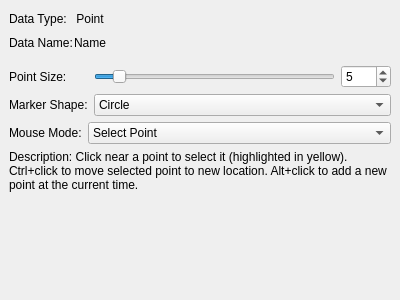
This is src/WhiskerToolbox/Media_Widget/UI/SubWidgets/MediaPoint_Widget/MediaPoint_Widget.ui in paulmthompson/WhiskerToolbox as Qt 5 draws it before an edit. The edited form follows.
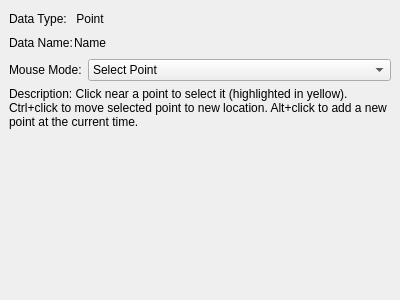
This is the edited form. Custom widgets are drawn as their Qt base class.

Commit message: use core plotting point style instead of bespoke in media widget

The edit to the form file:
```diff
--- a/src/WhiskerToolbox/Media_Widget/UI/SubWidgets/MediaPoint_Widget/MediaPoint_Widget.ui
+++ b/src/WhiskerToolbox/Media_Widget/UI/SubWidgets/MediaPoint_Widget/MediaPoint_Widget.ui
@@ -108,130 +108,6 @@
      </item>
     </layout>
    </item>
-   <item>
-    <widget class="ColorPicker_Widget" name="color_picker" native="true">
-     <property name="sizePolicy">
-      <sizepolicy hsizetype="Expanding" vsizetype="Fixed">
-       <horstretch>0</horstretch>
-       <verstretch>0</verstretch>
-      </sizepolicy>
-     </property>
-    </widget>
-   </item>
-   <item>
-    <layout class="QGridLayout" name="point_settings_layout">
-     <property name="sizeConstraint">
-      <enum>QLayout::SizeConstraint::SetDefaultConstraint</enum>
-     </property>
-     <property name="horizontalSpacing">
-      <number>6</number>
-     </property>
-     <property name="verticalSpacing">
-      <number>6</number>
-     </property>
-     <item row="0" column="0">
-      <widget class="QLabel" name="point_size_label">
-       <property name="text">
-        <string>Point Size:</string>
-       </property>
-      </widget>
-     </item>
-     <item row="0" column="2">
-      <widget class="QSpinBox" name="point_size_spinbox">
-       <property name="sizePolicy">
-        <sizepolicy hsizetype="Fixed" vsizetype="Fixed">
-         <horstretch>0</horstretch>
-         <verstretch>0</verstretch>
-        </sizepolicy>
-       </property>
-       <property name="minimumSize">
-        <size>
-         <width>50</width>
-         <height>0</height>
-        </size>
-       </property>
-       <property name="minimum">
-        <number>1</number>
-       </property>
-       <property name="maximum">
-        <number>50</number>
-       </property>
-       <property name="value">
-        <number>5</number>
-       </property>
-      </widget>
-     </item>
-     <item row="2" column="1" colspan="2">
-      <widget class="QComboBox" name="marker_shape_combo">
-       <property name="sizePolicy">
-        <sizepolicy hsizetype="Expanding" vsizetype="Fixed">
-         <horstretch>0</horstretch>
-         <verstretch>0</verstretch>
-        </sizepolicy>
-       </property>
-       <item>
-        <property name="text">
-         <string>Circle</string>
-        </property>
-       </item>
-       <item>
-        <property name="text">
-         <string>Square</string>
-        </property>
-       </item>
-       <item>
-        <property name="text">
-         <string>Triangle</string>
-        </property>
-       </item>
-       <item>
-        <property name="text">
-         <string>Cross</string>
-        </property>
-       </item>
-       <item>
-        <property name="text">
-         <string>X</string>
-        </property>
-       </item>
-       <item>
-        <property name="text">
-         <string>Diamond</string>
-        </property>
-       </item>
-      </widget>
-     </item>
-     <item row="2" column="0">
-      <widget class="QLabel" name="marker_shape_label">
-       <property name="text">
-        <string>Marker Shape:</string>
-       </property>
-      </widget>
-     </item>
-     <item row="0" column="1">
-      <widget class="QSlider" name="point_size_slider">
-       <property name="sizePolicy">
-        <sizepolicy hsizetype="Expanding" vsizetype="Fixed">
-         <horstretch>0</horstretch>
-         <verstretch>0</verstretch>
-        </sizepolicy>
-       </property>
-       <property name="minimum">
-        <number>1</number>
-       </property>
-       <property name="maximum">
-        <number>50</number>
-       </property>
-       <property name="value">
-        <number>5</number>
-       </property>
-       <property name="orientation">
-        <enum>Qt::Orientation::Horizontal</enum>
-       </property>
-      </widget>
-     </item>
-    </layout>
-   </item>
    <item>
     <layout class="QVBoxLayout" name="verticalLayout_2">
       <property name="spacing">
@@ -305,14 +181,6 @@
    </item>
   </layout>
  </widget>
- <customwidgets>
-  <customwidget>
-   <class>ColorPicker_Widget</class>
-   <extends>QWidget</extends>
-   <header>ColorPicker_Widget/ColorPicker_Widget.hpp</header>
-   <container>1</container>
-  </customwidget>
- </customwidgets>
  <resources/>
  <connections/>
 </ui>
```
The commit also changes 10 other files.
